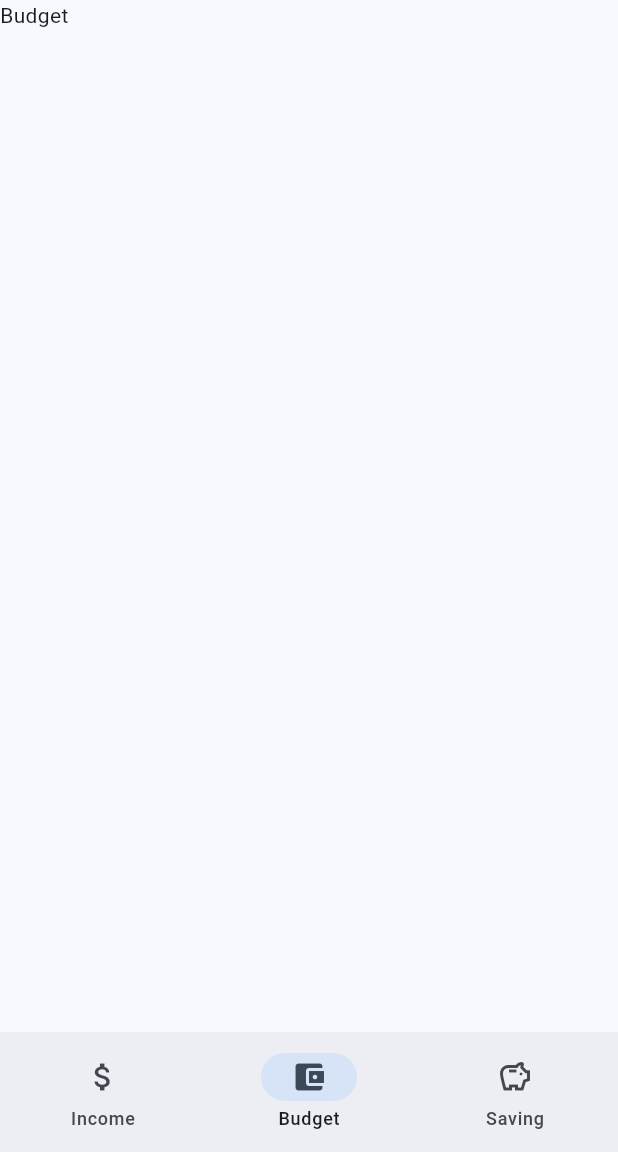
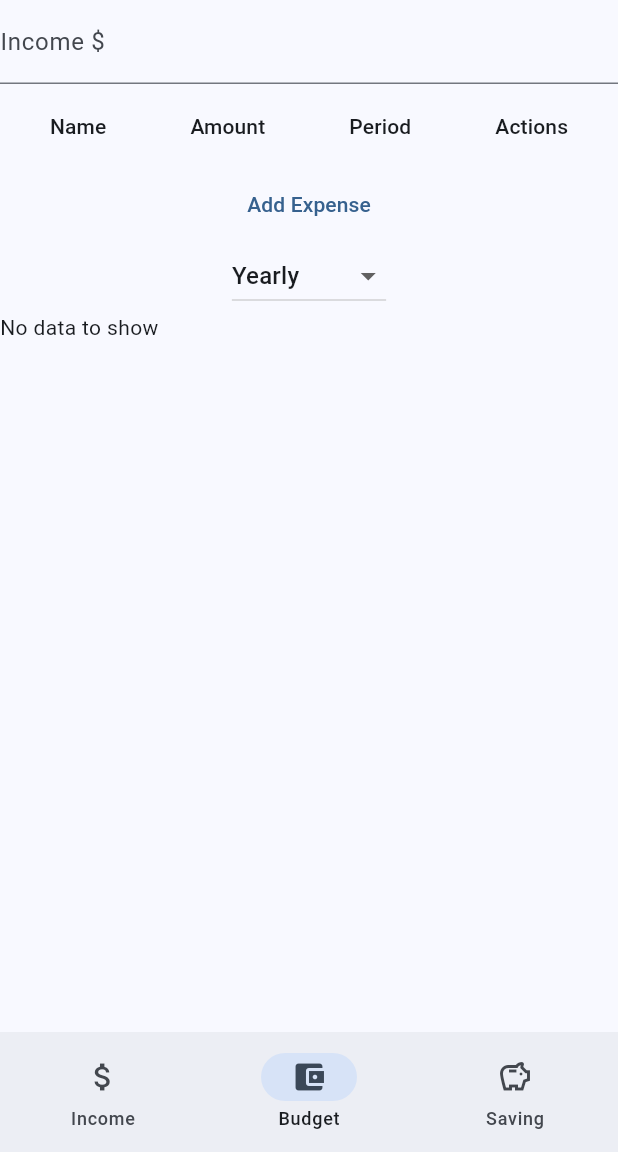
Before and after one commit to AndrewTG5/IncomeCalculatorFlutter, a Flutter app: the screen it shows after launch, item 2 of the bottom bar chosen, on a phone screen of 412 x 824 dp, the part 84-1236 px from its top. Run offline on Flutter 3.47's test engine with Material 3 defaults, Android fonts, the light colour scheme and no system bars; our stand-ins replace fl_chart.

Commit message:
Add budget calculation page + other fixes

```diff
--- /dev/null
+++ b/lib/data/budget.dart
@@ -0,0 +1,215 @@
+library budget;
+
+enum ExpenseOccurrence { oneOff, daily, weekly, monthly, yearly }
+
+class Expense {
+  String name;
+  double amount;
+  ExpenseOccurrence occurrence;
+  String get occurrenceString {
+    switch (occurrence) {
+      case ExpenseOccurrence.daily:
+        return 'Daily';
+      case ExpenseOccurrence.weekly:
+        return 'Weekly';
+      case ExpenseOccurrence.monthly:
+        return 'Monthly';
+      case ExpenseOccurrence.yearly:
+        return 'Yearly';
+      case ExpenseOccurrence.oneOff:
+        return 'One-off';
+    }
+  }
+
+  Expense(this.name, this.amount, this.occurrence);
+}
+
+class BudgetCalculator {
+  final double yearlySalary;
+  final List<Expense> expenses;
+
+  BudgetCalculator(this.yearlySalary, this.expenses);
+
+  // Return a list of expenses for the given period. Also calculate the remaining salary after deducting the expenses, and return it as well
+  Map<String, double> getYearlyBudget() {
+    double remainingSalary = yearlySalary;
+    final budget = <String, double>{};
+
+    for (final expense in expenses) {
+      switch (expense.occurrence) {
+        case ExpenseOccurrence.daily:
+          double amount = expense.amount * 365;
+          budget[expense.name] = amount;
+          remainingSalary -= amount;
+          break;
+        case ExpenseOccurrence.weekly:
+          double amount = expense.amount * 52;
+          budget[expense.name] = amount;
+          remainingSalary -= amount;
+          break;
+        case ExpenseOccurrence.monthly:
+          double amount = expense.amount * 12;
+          budget[expense.name] = amount;
+          remainingSalary -= amount;
+          break;
+        case ExpenseOccurrence.yearly:
+          budget[expense.name] = expense.amount;
+          remainingSalary -= expense.amount;
+          break;
+        case ExpenseOccurrence.oneOff:
+          budget[expense.name] = expense.amount;
+          remainingSalary -= expense.amount;
+          break;
+      }
+    }
+
+    budget['Remaining Salary'] = remainingSalary;
+    return budget;
+  }
+
+  Map<String, double> getMonthlyBudget() {
+    double remainingSalary = yearlySalary/12;
+    final budget = <String, double>{};
+
+    for (final expense in expenses) {
+      switch (expense.occurrence) {
+        case ExpenseOccurrence.daily:
+          double amount = expense.amount * 30;
+          budget[expense.name] = amount;
+          remainingSalary -= amount;
+          break;
+        case ExpenseOccurrence.weekly:
+          double amount = expense.amount * 4;
+          budget[expense.name] = amount;
+          remainingSalary -= amount;
+          break;
+        case ExpenseOccurrence.monthly:
+          budget[expense.name] = expense.amount;
+          remainingSalary -= expense.amount;
+          break;
+        case ExpenseOccurrence.yearly:
+          double amount = expense.amount / 12;
+          budget[expense.name] = amount;
+          remainingSalary -= amount;
+          break;
+        case ExpenseOccurrence.oneOff:
+          budget[expense.name] = expense.amount;
+          remainingSalary -= expense.amount;
+          break;
+      }
+    }
+
+    budget['Remaining Salary'] = remainingSalary;
+    return budget;
+  }
+
+  Map<String, double> getFortnightlyBudget() {
+    double remainingSalary = yearlySalary/26;
+    final budget = <String, double>{};
+
+    for (final expense in expenses) {
+      switch (expense.occurrence) {
+        case ExpenseOccurrence.daily:
+          double amount = expense.amount * 14;
+          budget[expense.name] = amount;
+          remainingSalary -= amount;
+          break;
+        case ExpenseOccurrence.weekly:
+          double amount = expense.amount * 2;
+          budget[expense.name] = amount;
+          remainingSalary -= amount;
+          break;
+        case ExpenseOccurrence.monthly:
+          double amount = expense.amount / 2;
+          budget[expense.name] = amount;
+          remainingSalary -= amount;
+          break;
+        case ExpenseOccurrence.yearly:
+          double amount = expense.amount / 26;
+          budget[expense.name] = amount;
+          remainingSalary -= amount;
+          break;
+        case ExpenseOccurrence.oneOff:
+          budget[expense.name] = expense.amount;
+          remainingSalary -= expense.amount;
+          break;
+      }
+    }
+
+    budget['Remaining Salary'] = remainingSalary;
+    return budget;
+  }
+
+  Map<String, double> getWeeklyBudget() {
+    double remainingSalary = yearlySalary/52;
+    final budget = <String, double>{};
+
+    for (final expense in expenses) {
+      switch (expense.occurrence) {
+        case ExpenseOccurrence.daily:
+          double amount = expense.amount * 7;
+          budget[expense.name] = amount;
+          remainingSalary -= amount;
+          break;
+        case ExpenseOccurrence.weekly:
+          budget[expense.name] = expense.amount;
+          remainingSalary -= expense.amount;
+          break;
+        case ExpenseOccurrence.monthly:
+          double amount = expense.amount / 4;
+          budget[expense.name] = amount;
+          remainingSalary -= amount;
+          break;
+        case ExpenseOccurrence.yearly:
+          double amount = expense.amount / 52;
+          budget[expense.name] = amount;
+          remainingSalary -= amount;
+          break;
+        case ExpenseOccurrence.oneOff:
+          budget[expense.name] = expense.amount;
+          remainingSalary -= expense.amount;
+          break;
+      }
+    }
+
+    budget['Remaining Salary'] = remainingSalary;
+    return budget;
+  }
+
+  Map<String, double> getDailyBudget() {
+    double remainingSalary = yearlySalary/365;
+    final budget = <String, double>{};
+
+    for (final expense in expenses) {
+      switch (expense.occurrence) {
+        case ExpenseOccurrence.daily:
+          budget[expense.name] = expense.amount;
+          remainingSalary -= expense.amount;
+          break;
+        case ExpenseOccurrence.weekly:
+          double amount = expense.amount / 7;
+          budget[expense.name] = amount;
+          remainingSalary -= amount;
+          break;
+        case ExpenseOccurrence.monthly:
+          double amount = expense.amount / 30;
+          budget[expense.name] = amount;
+          remainingSalary -= amount;
+          break;
+        case ExpenseOccurrence.yearly:
+          double amount = expense.amount / 365;
+          budget[expense.name] = amount;
+          remainingSalary -= amount;
+          break;
+        case ExpenseOccurrence.oneOff:
+          budget[expense.name] = expense.amount;
+          remainingSalary -= expense.amount;
+          break;
+      }
+    }
+
+    budget['Remaining Salary'] = remainingSalary;
+    return budget;
+  }
+
+}
--- a/lib/main.dart
+++ b/lib/main.dart
@@ -1,5 +1,6 @@
 import 'package:flutter/material.dart';
 import 'package:income_calculator/screens/income_page.dart';
+import 'package:income_calculator/screens/budget_page.dart';
 
 void main() {
   runApp(
@@ -43,7 +44,7 @@ class _MainState extends State<Main> {
         ),
         body: <Widget>[
           const IncomePage(),
-          const Text('Budget'),
+          const BudgetPage(),
           const Text('Saving'),
         ][_currentPageIndex],
         bottomNavigationBar: NavigationBar(
--- /dev/null
+++ b/lib/screens/budget_page.dart
@@ -0,0 +1,310 @@
+import 'package:flutter/material.dart';
+import 'package:income_calculator/data/budget.dart';
+import 'package:income_calculator/utils.dart';
+import 'package:income_calculator/screens/budget_view_model.dart';
+import 'package:provider/provider.dart';
+import 'package:fl_chart/fl_chart.dart';
+
+class BudgetPage extends StatefulWidget {
+  const BudgetPage({super.key});
+  final String title = "Budget Calculator";
+
+  @override
+  State<BudgetPage> createState() => _BudgetPageState();
+}
+
+class _BudgetPageState extends State<BudgetPage> {
+  @override
+  Widget build(BuildContext context) {
+    return ChangeNotifierProvider(
+      create: (context) => BudgetViewModel(),
+      builder: (context, child) {
+        return SingleChildScrollView(
+          child: Column(
+            children: <Widget>[
+              TextField(
+                onChanged: (String value) {
+                  Provider.of<BudgetViewModel>(context, listen: false)
+                      .onIncomeChanged(double.tryParse(value) ?? 0);
+                },
+                decoration: const InputDecoration(
+                  labelText: 'Income \$',
+                ),
+              ),
+              const BudgetForm(),
+              TextButton(
+                onPressed: () {
+                  _showMyDialog(context, save: (newExpense) {
+                    Provider.of<BudgetViewModel>(context, listen: false)
+                        .onExpenseAdded(newExpense);
+                  });
+                },
+                child: const Text('Add Expense'),
+              ),
+              DropdownButton(
+                value: Provider
+                    .of<BudgetViewModel>(context)
+                    .showPeriod,
+                onChanged: (int? newValue) {
+                  Provider.of<BudgetViewModel>(context, listen: false)
+                      .onPeriodChanged(newValue!);
+                },
+                items: const <DropdownMenuItem<int>>[
+                  DropdownMenuItem(
+                    value: 0,
+                    child: Text('Yearly'),
+                  ),
+                  DropdownMenuItem(
+                    value: 1,
+                    child: Text('Monthly'),
+                  ),
+                  DropdownMenuItem(
+                    value: 2,
+                    child: Text('Fortnightly'),
+                  ),
+                  DropdownMenuItem(
+                    value: 3,
+                    child: Text('Weekly'),
+                  ),
+                  DropdownMenuItem(
+                    value: 4,
+                    child: Text('Daily'),
+                  ),
+                ],
+              ),
+              Container(
+                width: MediaQuery.of(context).size.width,
+                height: MediaQuery.of(context).size.width,
+                child: const BudgetChart(),
+              ),
+            ],
+          ),
+        );
+      },
+    );
+  }
+}
+
+class MyDialog extends StatefulWidget {
+  final Expense? oldExpense;
+  final Function(Expense newExpense) save;
+
+  const MyDialog({super.key, this.oldExpense, required this.save});
+
+  @override
+  State createState() => _MyDialogState();
+}
+
+class _MyDialogState extends State<MyDialog> {
+  late TextEditingController nameController;
+  late TextEditingController amountController;
+  late ExpenseOccurrence occurrence;
+
+  @override
+  void initState() {
+    super.initState();
+    nameController = TextEditingController(text: widget.oldExpense?.name);
+    amountController = TextEditingController(text: widget.oldExpense?.amount.toString());
+    occurrence = widget.oldExpense?.occurrence ?? ExpenseOccurrence.oneOff;
+  }
+
+  @override
+  Widget build(BuildContext context) {
+    return AlertDialog(
+      title: widget.oldExpense == null ? const Text('Add Expense') : const Text('Edit Expense'),
+      content: SingleChildScrollView(
+        child: ListBody(
+          children: <Widget>[
+            Expanded(child:
+            TextField(
+              controller: nameController,
+              decoration: const InputDecoration(
+                labelText: 'Name',
+              ),
+            ),
+            ),
+            Expanded(child:
+            TextField(
+              controller: amountController,
+              decoration: const InputDecoration(
+                labelText: 'Amount \$',
+              ),
+            ),
+            ),
+            DropdownButton<ExpenseOccurrence>(
+              value: occurrence,
+              onChanged: (ExpenseOccurrence? newValue) {
+                setState(() {
+                  occurrence = newValue!;
+                });
+              },
+              items: const <DropdownMenuItem<ExpenseOccurrence>>[
+                DropdownMenuItem(
+                  value: ExpenseOccurrence.oneOff,
+                  child: Text('One-off'),
+                ),
+                DropdownMenuItem(
+                  value: ExpenseOccurrence.daily,
+                  child: Text('Day'),
+                ),
+                DropdownMenuItem(
+                  value: ExpenseOccurrence.weekly,
+                  child: Text('Week'),
+                ),
+                DropdownMenuItem(
+                  value: ExpenseOccurrence.monthly,
+                  child: Text('Month'),
+                ),
+                DropdownMenuItem(
+                  value: ExpenseOccurrence.yearly,
+                  child: Text('Year'),
+                ),
+              ],
+            ),
+          ],
+        ),
+      ),
+      actions: <Widget>[
+        TextButton(
+          child: const Text('Save'),
+          onPressed: () {
+            final name = nameController.text;
+            final amount = double.tryParse(amountController.text);
+            if (amount != null) {
+              widget.save(Expense(name, amount, occurrence));
+            }
+            Navigator.of(context).pop();
+          },
+        ),
+        TextButton(
+          child: const Text('Cancel'),
+          onPressed: () {
+            Navigator.of(context).pop();
+          },
+        ),
+      ],
+    );
+  }
+}
+
+Future<void> _showMyDialog(BuildContext context, {Expense? oldExpense, required Function(Expense newExpense) save}) async {
+  return showDialog<void>(
+    context: context,
+    builder: (BuildContext context) {
+      return MyDialog(oldExpense: oldExpense, save: save);
+    },
+  );
+}
+
+// a data table that displays each expense. has the columns: name, amount, period, and actions (delete and edit)
+class BudgetForm extends StatelessWidget {
+  const BudgetForm({super.key});
+
+  @override
+  Widget build(BuildContext context) {
+    return DataTable(
+      columns: const <DataColumn>[
+        DataColumn(
+          label: Text('Name'),
+        ),
+        DataColumn(
+          label: Text('Amount'),
+        ),
+        DataColumn(
+          label: Text('Period'),
+        ),
+        DataColumn(
+          label: Text('Actions'),
+        ),
+      ],
+      rows: Provider.of<BudgetViewModel>(context).expenses.map((expense) {
+        return DataRow(
+          cells: <DataCell>[
+            DataCell(Text(expense.name)),
+            DataCell(Text(expense.amount.toString())),
+            DataCell(Text(expense.occurrenceString)),
+            DataCell(Row(
+              children: <Widget>[
+                IconButton(
+                  icon: const Icon(Icons.delete),
+                  onPressed: () {
+                    Provider.of<BudgetViewModel>(context, listen: false).onExpenseRemoved(expense);
+                  },
+                ),
+                IconButton(
+                  icon: const Icon(Icons.edit),
+                  onPressed: () {
+                    _showMyDialog(context, oldExpense: expense, save: (newExpense) {
+                      Provider.of<BudgetViewModel>(context, listen: false).onExpenseUpdated(expense, newExpense);
+                    });
+                  },
+                ),
+              ],
+            )),
+          ],
+        );
+      }).toList(),
+    );
+  }
+}
+
+class BudgetChart extends StatelessWidget {
+  const BudgetChart({super.key});
+
+  @override
+  Widget build(BuildContext context) {
+    late final Map<String, double> budget;
+    switch (Provider
+        .of<BudgetViewModel>(context)
+        .showPeriod) {
+      case 0:
+        budget = Provider
+            .of<BudgetViewModel>(context)
+            .budgetCalculator
+            .getYearlyBudget();
+        break;
+      case 1:
+        budget = Provider
+            .of<BudgetViewModel>(context)
+            .budgetCalculator
+            .getMonthlyBudget();
+        break;
+      case 2:
+        budget = Provider
+            .of<BudgetViewModel>(context)
+            .budgetCalculator
+            .getFortnightlyBudget();
+        break;
+      case 3:
+        budget = Provider
+            .of<BudgetViewModel>(context)
+            .budgetCalculator
+            .getWeeklyBudget();
+        break;
+      case 4:
+        budget = Provider
+            .of<BudgetViewModel>(context)
+            .budgetCalculator
+            .getDailyBudget();
+        break;
+    }
+
+    if (Provider.of<BudgetViewModel>(context).expenses.isEmpty) {
+      return const Text('No data to show');
+    }
+
+    return PieChart(
+      PieChartData(
+        sections: budget.entries.map((entry) {
+          return PieChartSectionData(
+            radius: 200,
+            value: entry.value,
+            title: "${entry.key}: ${formatAsCurrency(entry.value)}\n ${roundToTwoDecimalPlaces((entry.value / budget.values.reduce((a, b) => a + b))*100)}%",
+            color: Color((entry.key.hashCode & 0xFFFFFF).toUnsigned(32) | 0xFF000000),
+          );
+        }).toList(),
+        centerSpaceRadius: 0,
+      ),
+    );
+  }
+}
--- /dev/null
+++ b/lib/screens/budget_view_model.dart
@@ -0,0 +1,45 @@
+import 'package:flutter/material.dart';
+import 'package:income_calculator/data/budget.dart';
+
+class BudgetViewModel extends ChangeNotifier {
+  double _income = 0;
+  double get income => _income;
+  final List<Expense> _expenses = [];
+  List<Expense> get expenses => _expenses;
+  BudgetCalculator _budgetCalculator = BudgetCalculator(0, []);
+  BudgetCalculator get budgetCalculator => _budgetCalculator;
+  int _showPeriod = 0; // 0 for yearly, 1 for monthly, 2 for fortnightly, 3 for weekly, 4 for daily
+  int get showPeriod => _showPeriod;
+
+  void onPeriodChanged(int period) {
+    _showPeriod = period;
+    notifyListeners();
+  }
+
+  void _calculateBudget() {
+    _budgetCalculator = BudgetCalculator(_income, _expenses);
+    notifyListeners();
+  }
+
+  void onIncomeChanged(double income) {
+    _income = income;
+    _calculateBudget();
+  }
+
+  void onExpenseAdded(Expense expense) {
+    _expenses.add(expense);
+    _calculateBudget();
+  }
+
+  void onExpenseRemoved(Expense expense) {
+    _expenses.remove(expense);
+    _calculateBudget();
+  }
+
+  void onExpenseUpdated(Expense oldExpense, Expense newExpense) {
+    final index = _expenses.indexOf(oldExpense);
+    _expenses[index] = newExpense;
+    _calculateBudget();
+  }
+
+}
--- a/lib/screens/income_page.dart
+++ b/lib/screens/income_page.dart
@@ -1,5 +1,6 @@
 import 'package:flutter/material.dart';
 import 'package:income_calculator/data/income.dart';
+import 'package:income_calculator/utils.dart';
 import 'package:income_calculator/screens/income_view_model.dart';
 import 'package:provider/provider.dart';
 
@@ -16,25 +17,29 @@ class _IncomePageState extends State<IncomePage> {
   Widget build(BuildContext context) {
     return ChangeNotifierProvider(
       create: (context) => IncomeViewModel(),
-      child: const Column(
+      child: const SingleChildScrollView(
+        child: Column(
           children: <Widget>[
-          IncomeWidget(),
-          IncomeTable()
+            IncomeForm(),
+            SingleChildScrollView(
+              scrollDirection: Axis.horizontal,
+              child: IncomeTable()
+            ),
           ],
+        ),
       ),
     );
   }
 }
 
-// Income form
-class IncomeWidget extends StatefulWidget {
-  const IncomeWidget({super.key});
+class IncomeForm extends StatefulWidget {
+  const IncomeForm({super.key});
 
   @override
-  State<IncomeWidget> createState() => _IncomeWidgetState();
+  State<IncomeForm> createState() => _IncomeFormState();
 }
 
-class _IncomeWidgetState extends State<IncomeWidget> {
+class _IncomeFormState extends State<IncomeForm> {
   final TextEditingController _incomeController = TextEditingController();
   IncomePeriod _period = IncomePeriod.hour;
   int _kiwiSaver = 0;
@@ -82,6 +87,9 @@ class _IncomeWidgetState extends State<IncomeWidget> {
         ),
         Row(
           children: [
+            Row(
+              children: [
+                const Text('KiwiSaver'),
                 DropdownButton<int>(
                   value: _kiwiSaver,
                   onChanged: (int? newValue) {
@@ -95,6 +103,8 @@ class _IncomeWidgetState extends State<IncomeWidget> {
                       child: Text('$value%'),
                     );
                   }).toList(),
+                ),
+              ],
             ),
             Row(
               children: [
@@ -141,67 +151,67 @@ class IncomeTable extends StatelessWidget {
         DataRow(
           cells: <DataCell>[
             const DataCell(Text('Gross')),
-            DataCell(Text(Income.formatAsCurrency(income.grossHourly))),
-            DataCell(Text(Income.formatAsCurrency(income.grossDaily))),
-            DataCell(Text(Income.formatAsCurrency(income.grossWeekly))),
-            DataCell(Text(Income.formatAsCurrency(income.grossFortnightly))),
-            DataCell(Text(Income.formatAsCurrency(income.grossMonthly))),
-            DataCell(Text(Income.formatAsCurrency(income.grossYearly))),
+            DataCell(Text(formatAsCurrency(income.grossHourly))),
+            DataCell(Text(formatAsCurrency(income.grossDaily))),
+            DataCell(Text(formatAsCurrency(income.grossWeekly))),
+            DataCell(Text(formatAsCurrency(income.grossFortnightly))),
+            DataCell(Text(formatAsCurrency(income.grossMonthly))),
+            DataCell(Text(formatAsCurrency(income.grossYearly))),
           ],
         ),
         DataRow(
           cells: <DataCell>[
             const DataCell(Text('PAYE')),
-            DataCell(Text(Income.formatAsCurrency(income.payeHourly))),
-            DataCell(Text(Income.formatAsCurrency(income.payeDaily))),
-            DataCell(Text(Income.formatAsCurrency(income.payeWeekly))),
-            DataCell(Text(Income.formatAsCurrency(income.payeFortnightly))),
-            DataCell(Text(Income.formatAsCurrency(income.payeMonthly))),
-            DataCell(Text(Income.formatAsCurrency(income.payeYearly))),
+            DataCell(Text(formatAsCurrency(income.payeHourly))),
+            DataCell(Text(formatAsCurrency(income.payeDaily))),
+            DataCell(Text(formatAsCurrency(income.payeWeekly))),
+            DataCell(Text(formatAsCurrency(income.payeFortnightly))),
+            DataCell(Text(formatAsCurrency(income.payeMonthly))),
+            DataCell(Text(formatAsCurrency(income.payeYearly))),
           ],
         ),
         DataRow(
           cells: <DataCell>[
             const DataCell(Text('ACC')),
-            DataCell(Text(Income.formatAsCurrency(income.accHourly))),
-            DataCell(Text(Income.formatAsCurrency(income.accDaily))),
-            DataCell(Text(Income.formatAsCurrency(income.accWeekly))),
-            DataCell(Text(Income.formatAsCurrency(income.accFortnightly))),
-            DataCell(Text(Income.formatAsCurrency(income.accMonthly))),
-            DataCell(Text(Income.formatAsCurrency(income.accYearly))),
+            DataCell(Text(formatAsCurrency(income.accHourly))),
+            DataCell(Text(formatAsCurrency(income.accDaily))),
+            DataCell(Text(formatAsCurrency(income.accWeekly))),
+            DataCell(Text(formatAsCurrency(income.accFortnightly))),
+            DataCell(Text(formatAsCurrency(income.accMonthly))),
+            DataCell(Text(formatAsCurrency(income.accYearly))),
           ],
         ),
         DataRow(
           cells: <DataCell>[
             const DataCell(Text('KiwiSaver')),
-            DataCell(Text(Income.formatAsCurrency(income.kiwiSaverHourly))),
-            DataCell(Text(Income.formatAsCurrency(income.kiwiSaverDaily))),
-            DataCell(Text(Income.formatAsCurrency(income.kiwiSaverWeekly))),
-            DataCell(Text(Income.formatAsCurrency(income.kiwiSaverFortnightly))),
-            DataCell(Text(Income.formatAsCurrency(income.kiwiSaverMonthly))),
-            DataCell(Text(Income.formatAsCurrency(income.kiwiSaverYearly))),
+            DataCell(Text(formatAsCurrency(income.kiwiSaverHourly))),
+            DataCell(Text(formatAsCurrency(income.kiwiSaverDaily))),
+            DataCell(Text(formatAsCurrency(income.kiwiSaverWeekly))),
+            DataCell(Text(formatAsCurrency(income.kiwiSaverFortnightly))),
+            DataCell(Text(formatAsCurrency(income.kiwiSaverMonthly))),
+            DataCell(Text(formatAsCurrency(income.kiwiSaverYearly))),
           ],
         ),
         DataRow(
           cells: <DataCell>[
             const DataCell(Text('Student Loan')),
-            DataCell(Text(Income.formatAsCurrency(income.studentLoanHourly))),
-            DataCell(Text(Income.formatAsCurrency(income.studentLoanDaily))),
-            DataCell(Text(Income.formatAsCurrency(income.studentLoanWeekly))),
-            DataCell(Text(Income.formatAsCurrency(income.studentLoanFortnightly))),
-            DataCell(Text(Income.formatAsCurrency(income.studentLoanMonthly))),
-            DataCell(Text(Income.formatAsCurrency(income.studentLoanYearly))),
+            DataCell(Text(formatAsCurrency(income.studentLoanHourly))),
+            DataCell(Text(formatAsCurrency(income.studentLoanDaily))),
+            DataCell(Text(formatAsCurrency(income.studentLoanWeekly))),
+            DataCell(Text(formatAsCurrency(income.studentLoanFortnightly))),
+            DataCell(Text(formatAsCurrency(income.studentLoanMonthly))),
+            DataCell(Text(formatAsCurrency(income.studentLoanYearly))),
           ],
         ),
         DataRow(
           cells: <DataCell>[
             const DataCell(Text('Net')),
-            DataCell(Text(Income.formatAsCurrency(income.netHourly))),
-            DataCell(Text(Income.formatAsCurrency(income.netDaily))),
-            DataCell(Text(Income.formatAsCurrency(income.netWeekly))),
-            DataCell(Text(Income.formatAsCurrency(income.netFortnightly))),
-            DataCell(Text(Income.formatAsCurrency(income.netMonthly))),
-            DataCell(Text(Income.formatAsCurrency(income.netYearly))),
+            DataCell(Text(formatAsCurrency(income.netHourly))),
+            DataCell(Text(formatAsCurrency(income.netDaily))),
+            DataCell(Text(formatAsCurrency(income.netWeekly))),
+            DataCell(Text(formatAsCurrency(income.netFortnightly))),
+            DataCell(Text(formatAsCurrency(income.netMonthly))),
+            DataCell(Text(formatAsCurrency(income.netYearly))),
           ],
         ),
       ],
--- a/pubspec.yaml
+++ b/pubspec.yaml
@@ -37,6 +37,7 @@ dependencies:
   cupertino_icons: ^1.0.6
   provider: ^6.1.2
   intl: ^0.19.0
+  fl_chart: ^0.68.0
 
 dev_dependencies:
   flutter_test:
```
Also changed, not shown: lib/data/income.dart (+1 -13 lines), lib/utils.dart (added, +11 -0 lines), pubspec.lock, 3 other files. Lines whose indentation alone changed are shown as unchanged.
